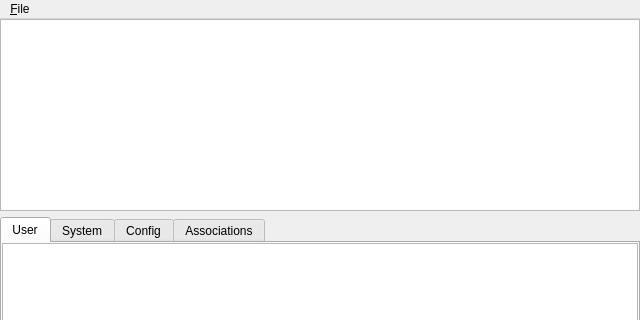
Qt form simpleclient/mainwindow.ui (OpenZWave/qt-openzwave) before a commit; both pictures show x 0 to 640 and y 0 to 320 of the 640 by 480 pixel window.
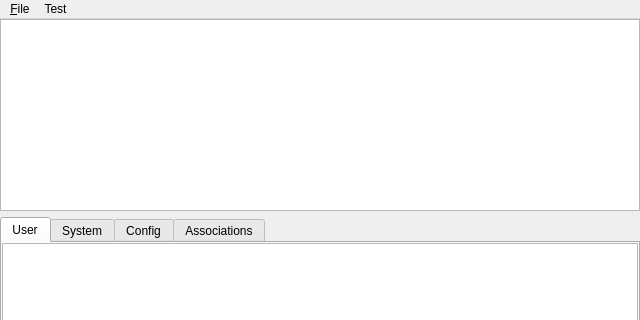
The same form after that commit. The open tabs and pages were chosen to show the change. Icons and pictures are not drawn.

```diff
--- a/simpleclient/mainwindow.ui
+++ b/simpleclient/mainwindow.ui
@@ -152,8 +152,16 @@
     </property>
     <addaction name="separator"/>
     <addaction name="actionE_xit"/>
+    <addaction name="actionlahlah"/>
+   </widget>
+   <widget class="QMenu" name="menuTest">
+    <property name="title">
+     <string>Test</string>
+    </property>
+    <addaction name="actionTest_This"/>
    </widget>
    <addaction name="menu_File"/>
+   <addaction name="menuTest"/>
   </widget>
   <widget class="QStatusBar" name="statusbar"/>
   <action name="actionE_xit">
```
Left out of the diff: 12 changed lines with no effect on the pictures.
